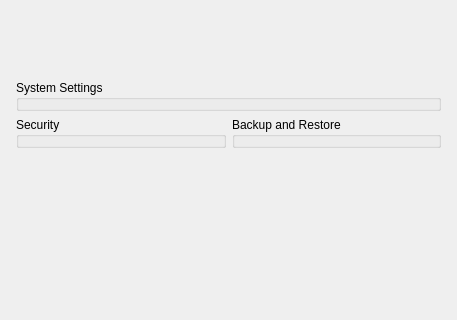
Above: vms/client/nx_vms_client_desktop/src/ui/widgets/system_settings/general_system_administration_widget.ui from networkoptix/nx_open before the change; both pictures show x 0 to 457 and y 0 to 320 of the 457 by 522 pixel window. Below: the same form after it.
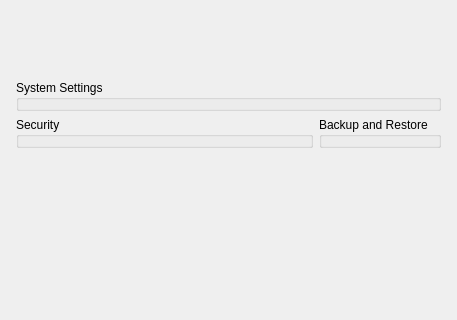
That is the form after the change. Custom widgets are drawn as their Qt base class.

Commit message:
VMS-13603: Added explanatory label to the "Display watermark" checkbox
<==== Mercurial data ====>
Branch: vms_4.0_gui

Patch:
```diff
--- a/vms/client/nx_vms_client_desktop/src/ui/widgets/system_settings/general_system_administration_widget.ui
+++ b/vms/client/nx_vms_client_desktop/src/ui/widgets/system_settings/general_system_administration_widget.ui
@@ -65,7 +65,7 @@
    </item>
    <item>
     <widget class="QWidget" name="settingsGroupsWidget" native="true">
-     <layout class="QGridLayout" name="gridLayout">
+     <layout class="QGridLayout" name="gridLayout" columnstretch="1,0">
       <property name="leftMargin">
        <number>16</number>
       </property>
```
The commit also changes 3 other files.
